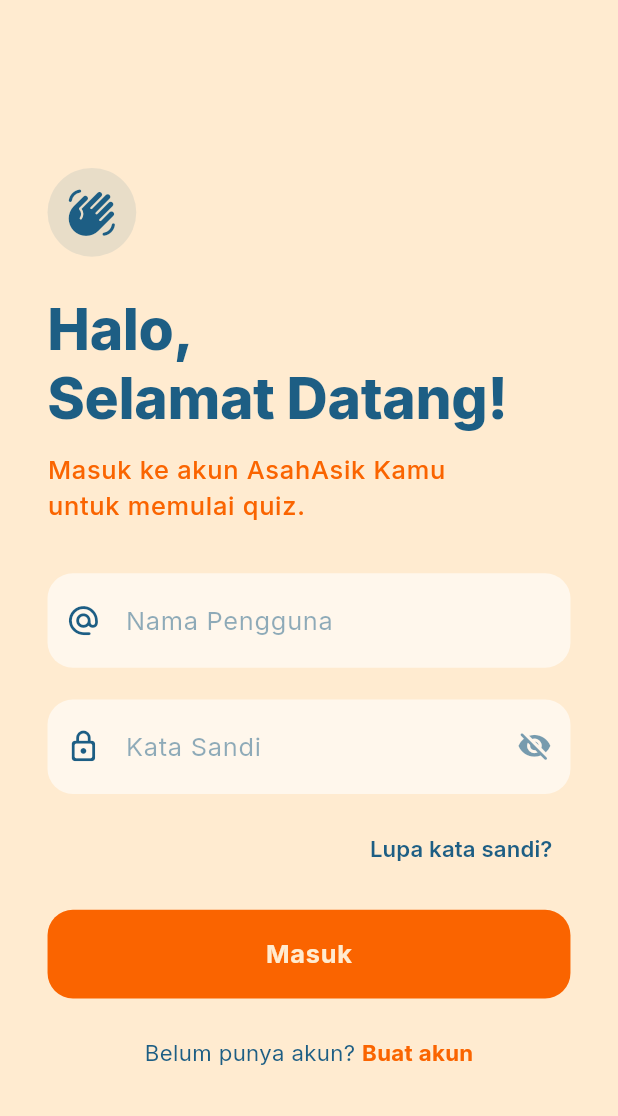
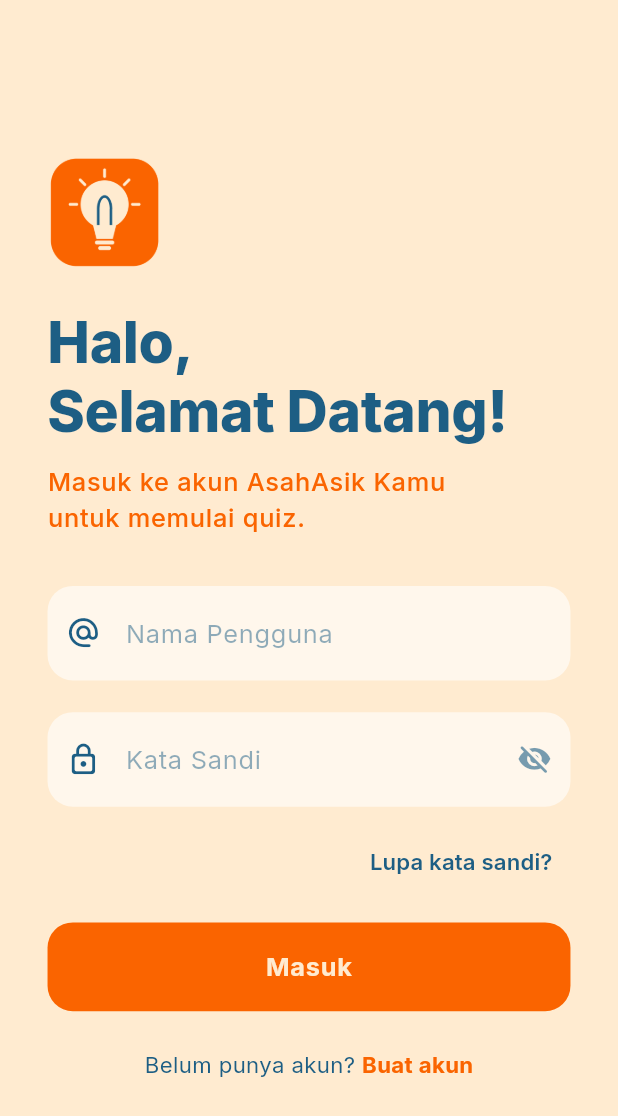
Before and after one commit to valmaiimtiyaz/ValmaiImtiyaz_24-135_PM6, a Flutter app: the screen it shows after launch, on a phone screen of 412 x 824 dp. Shown: the top 1116 px of the screen. Run offline on Flutter 3.47's test engine with Material 3 defaults, Android fonts, the phone set to English and light mode, and no system bars; our stand-ins replace go_router, image_picker.

Commit message:
feat: tambah aset logo dan trofi pada halaman sign in dan hasil kuis

```diff
--- a/lib/screens/auth/sign_in_screen.dart
+++ b/lib/screens/auth/sign_in_screen.dart
@@ -39,7 +39,15 @@
     });
     if (_usernameError != null || _passwordError != null) return;
 
-    final success = context.read<UserProvider>().signIn(username, password);
+    final user = context.read<UserProvider>();
+    if (!user.hasAccount) {
+      setState(
+        () => _usernameError = 'Akun belum terdaftar. Silakan buat akun dulu.',
+      );
+      return;
+    }
+
+    final success = user.signIn(username, password);
     if (success) {
       context.go(AppRoutes.home);
     } else {
@@ -61,17 +69,10 @@
               crossAxisAlignment: CrossAxisAlignment.start,
               mainAxisAlignment: MainAxisAlignment.center,
               children: [
-                Container(
-                  padding: r.all(12),
-                  decoration: BoxDecoration(
-                    color: AppColors.lightNavyBlue.withValues(alpha: 0.1),
-                    shape: BoxShape.circle,
-                  ),
-                  child: Icon(
-                    Icons.waving_hand_rounded,
-                    size: r.s(32),
-                    color: AppColors.lightNavyBlue,
-                  ),
+                Image.asset(
+                  'assets/images/logo.png',
+                  width: r.s(72),
+                  height: r.s(72),
                 ),
                 SizedBox(height: r.s(24)),
                 Text(
--- a/pubspec.yaml
+++ b/pubspec.yaml
@@ -25,6 +25,9 @@
 flutter:
   uses-material-design: true
 
+  assets:
+    - assets/images/
+
   fonts:
     - family: Inter
       fonts:
```
Also changed, not shown: lib/screens/quiz/result_screen.dart (+8 -7 lines), assets/images/logo.png (added), assets/images/trophy.png (added).
